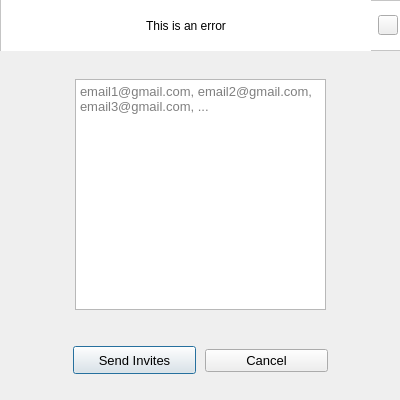
The window that Application/GUI/Uis/Invite_Menu_Ui/form.ui (LoganC-UMBC/CMSC-447---Pinguin---UMBC) describes before a commit, drawn with Qt 5.
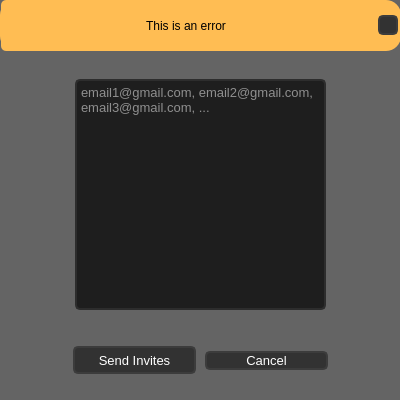
The same window after the commit.

Patch:
```diff
--- a/Application/GUI/Uis/Invite_Menu_Ui/form.ui
+++ b/Application/GUI/Uis/Invite_Menu_Ui/form.ui
@@ -25,6 +25,10 @@
   <property name="windowTitle">
    <string>invites_menu</string>
   </property>
+  <property name="styleSheet">
+   <string notr="true">QDialog{
+ background-color:rgb(100, 100, 100);}</string>
+  </property>
   <widget class="QWidget" name="horizontalLayoutWidget">
    <property name="geometry">
     <rect>
@@ -48,6 +52,23 @@
         <pointsize>10</pointsize>
        </font>
       </property>
+      <property name="styleSheet">
+       <string notr="true">QPushButton {	
+	background-color: rgb(50, 50, 50);
+	border: 2px solid rgb(60, 60, 60);
+	border-radius: 5px;
+	color:white
+}
+QPushButton:hover {	
+	background-color: rgb(60, 60, 60);
+	border: 2px solid rgb(70, 70, 70);
+}
+QPushButton:pressed {	
+	background-color:rgb(255, 170, 0);
+	border: 2px solid rgb(207, 138, 0);
+	color: rgb(35, 35, 35);
+}</string>
+      </property>
       <property name="text">
        <string>Send Invites</string>
       </property>
@@ -66,6 +87,23 @@
         <pointsize>10</pointsize>
        </font>
       </property>
+      <property name="styleSheet">
+       <string notr="true">QPushButton {	
+	background-color: rgb(50, 50, 50);
+	border: 2px solid rgb(60, 60, 60);
+	border-radius: 5px;
+	color:white
+}
+QPushButton:hover {	
+	background-color: rgb(60, 60, 60);
+	border: 2px solid rgb(70, 70, 70);
+}
+QPushButton:pressed {	
+	background-color:rgb(255, 170, 0);
+	border: 2px solid rgb(207, 138, 0);
+	color: rgb(35, 35, 35);
+}</string>
+      </property>
       <property name="text">
        <string>Cancel</string>
       </property>
@@ -108,6 +146,21 @@
       <property name="layoutDirection">
        <enum>Qt::LeftToRight</enum>
       </property>
+      <property name="styleSheet">
+       <string notr="true">QPlainTextEdit {
+	border: 2px solid rgb(45, 45, 45);
+	border-radius: 5px;
+	background-color: rgb(30, 30, 30);	
+	color: rgb(255,255,255);
+}
+QPlainTextEdit:hover {
+	border: 2px solid rgb(55, 55, 55);
+}
+QPlainTextEdit:focus {
+	border: 2px solid rgb(207, 138, 0);	
+	color: rgb(255, 255, 255);
+}</string>
+      </property>
       <property name="inputMethodHints">
        <set>Qt::ImhMultiLine</set>
       </property>
@@ -155,7 +208,12 @@
     </rect>
    </property>
    <property name="styleSheet">
-    <string notr="true">QFrame{background-color:white;}</string>
+    <string notr="true">QFrame{
+background-color: rgb(255, 189, 83);
+border-radius: 15px;
+
+}
+</string>
    </property>
    <property name="frameShape">
     <enum>QFrame::StyledPanel</enum>
@@ -187,6 +245,12 @@
          <height>16777215</height>
         </size>
        </property>
+       <property name="styleSheet">
+        <string notr="true">QLabel{
+background-color:rgb(255, 189, 83);
+border-radius:5px;
+}</string>
+       </property>
        <property name="text">
         <string>This is an error</string>
        </property>
@@ -209,6 +273,22 @@
          <height>20</height>
         </size>
        </property>
+       <property name="styleSheet">
+        <string notr="true">QPushButton {	
+	background-color: rgb(50, 50, 50);
+	border: 2px solid rgb(60, 60, 60);
+	border-radius: 5px;
+}
+QPushButton:hover {	
+	background-color: rgb(60, 60, 60);
+	border: 2px solid rgb(70, 70, 70);
+}
+QPushButton:pressed {	
+	background-color: rgb(255, 189, 83);
+	border: 2px solid rgb(255, 165, 24);	
+	color: rgb(35, 35, 35);
+}</string>
+       </property>
        <property name="text">
         <string/>
        </property>
```
